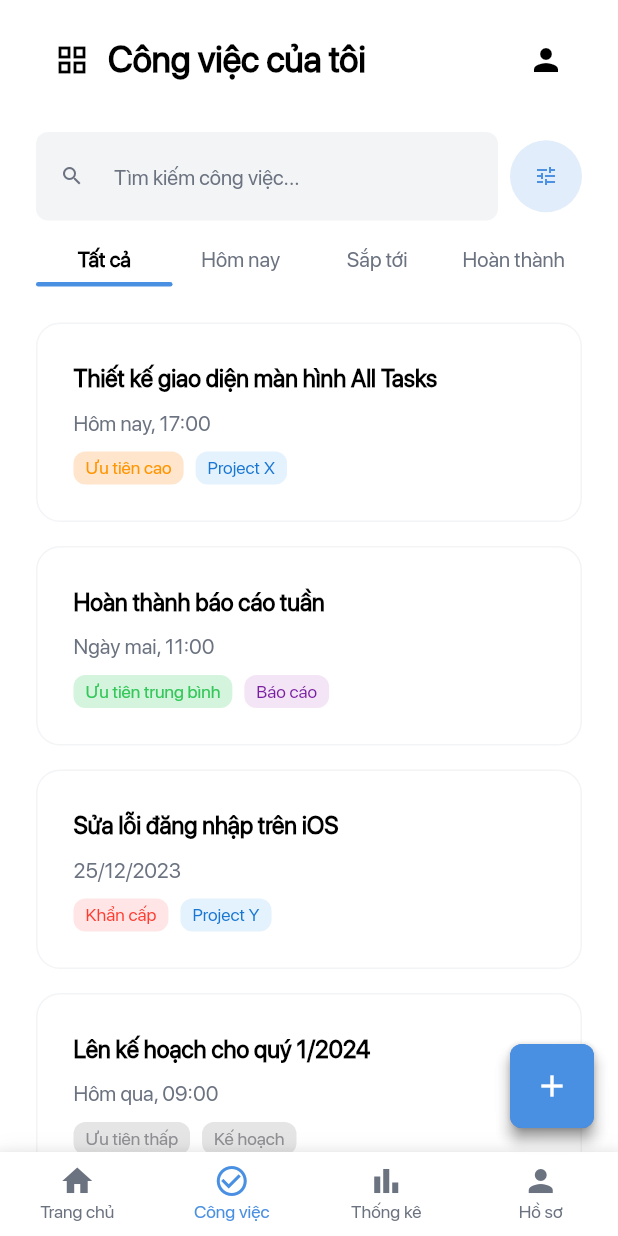
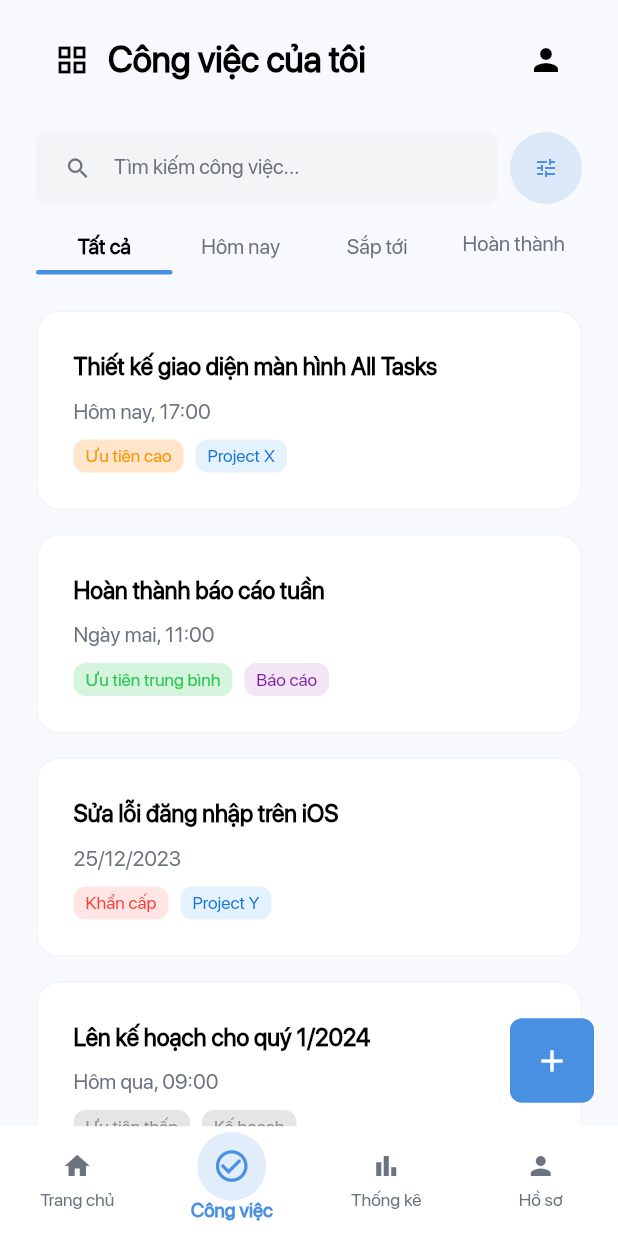
Before and after one commit to huynhkhuanit/task_management_app, a Flutter app: the HomeScreen screen opened directly, item 2 of the bottom bar chosen, on a phone screen of 412 x 824 dp. Run offline on Flutter 3.47's test engine with Material 3 defaults, Android fonts, the phone set to English and light mode, and no system bars.

Commit message:
Refactor HomeScreen and TasksScreen layout; enhance bottom navigation bar with animated icons and search functionality

```diff
--- a/lib/screens/home_screen.dart
+++ b/lib/screens/home_screen.dart
@@ -245,6 +245,7 @@ class _HomeScreenState extends State<HomeScreen> {
                 // TODO: Add new task
               },
               backgroundColor: AppColors.primary,
+              elevation: 0,
               child: const Icon(Icons.add, color: AppColors.white),
             )
           : _currentIndex == 0
@@ -253,6 +254,7 @@ class _HomeScreenState extends State<HomeScreen> {
                     // TODO: Add new task
                   },
                   backgroundColor: AppColors.primary,
+                  elevation: 0,
                   child: const Icon(Icons.add, color: AppColors.white),
                 )
               : null,
@@ -295,7 +297,8 @@ class _HomeScreenState extends State<HomeScreen> {
     final minute = task.time.minute;
     final period = hour >= 12 ? 'PM' : 'AM';
     final displayHour = hour > 12 ? hour - 12 : (hour == 0 ? 12 : hour);
-    final timeString = '${displayHour.toString().padLeft(2, '0')}:${minute.toString().padLeft(2, '0')} $period';
+    final timeString =
+        '${displayHour.toString().padLeft(2, '0')}:${minute.toString().padLeft(2, '0')} $period';
 
     return Container(
       margin: const EdgeInsets.only(bottom: AppDimensions.paddingMedium),
@@ -317,9 +320,8 @@ class _HomeScreenState extends State<HomeScreen> {
                     title: task.title,
                     project: task.project,
                     time: task.time,
-                    status: isCompleted
-                        ? TaskStatus.pending
-                        : TaskStatus.completed,
+                    status:
+                        isCompleted ? TaskStatus.pending : TaskStatus.completed,
                   );
                 }
               });
@@ -331,9 +333,7 @@ class _HomeScreenState extends State<HomeScreen> {
                 shape: BoxShape.circle,
                 color: isCompleted ? AppColors.primary : Colors.transparent,
                 border: Border.all(
-                  color: isCompleted
-                      ? AppColors.primary
-                      : AppColors.greyLight,
+                  color: isCompleted ? AppColors.primary : AppColors.greyLight,
                   width: 2,
                 ),
               ),
@@ -354,11 +354,13 @@ class _HomeScreenState extends State<HomeScreen> {
               children: [
                 Text(
                   task.title,
-                  style: R.styles.body(
+                  style: R.styles
+                      .body(
                         size: 16,
                         weight: FontWeight.w500,
                         color: AppColors.black,
-                  ).copyWith(
+                      )
+                      .copyWith(
                         decoration: isCompleted
                             ? TextDecoration.lineThrough
                             : TextDecoration.none,
--- a/lib/screens/tasks_screen.dart
+++ b/lib/screens/tasks_screen.dart
@@ -20,6 +20,7 @@ class _TasksScreenState extends State<TasksScreen> {
   int _currentIndex = 1; // Tasks tab is selected
   int _selectedCategoryIndex = 0; // "Tất cả" is selected
   final TextEditingController _searchController = TextEditingController();
+  final FocusNode _searchFocusNode = FocusNode();
 
   final List<String> _categories = [
     'Tất cả',
@@ -215,10 +216,30 @@ class _TasksScreenState extends State<TasksScreen> {
   }
 
   @override
+  void initState() {
+    super.initState();
+    _searchFocusNode.addListener(() {
+      setState(() {}); // Update UI when focus changes
+    });
+  }
+
+  @override
+  void dispose() {
+    _searchController.dispose();
+    _searchFocusNode.dispose();
+    super.dispose();
+  }
+
+  @override
   Widget build(BuildContext context) {
     return Scaffold(
-      backgroundColor: AppColors.white,
-      body: SafeArea(
+      backgroundColor: const Color(0xFFF7F9FC),
+      body: GestureDetector(
+        onTap: () {
+          // Unfocus search bar when tapping outside
+          _searchFocusNode.unfocus();
+        },
+        child: SafeArea(
           child: Column(
             children: [
               // Header
@@ -275,15 +296,31 @@ class _TasksScreenState extends State<TasksScreen> {
                     // Search bar
                     Expanded(
                       child: Container(
+                        height: 48,
+                        padding: const EdgeInsets.symmetric(
+                          horizontal: AppDimensions.paddingSmall,
+                        ),
                         decoration: BoxDecoration(
                           color: AppColors.greyLight,
                           borderRadius: BorderRadius.circular(
                             AppDimensions.borderRadiusMedium,
                           ),
+                          border: _searchFocusNode.hasFocus
+                              ? Border.all(
+                                  color: AppColors.primary,
+                                  width: 1.5,
+                                )
+                              : null,
                         ),
                         child: TextField(
                           controller: _searchController,
+                          focusNode: _searchFocusNode,
                           onChanged: (_) => setState(() {}),
+                          textAlignVertical: TextAlignVertical.center,
+                          style: R.styles.body(
+                            size: 14,
+                            color: AppColors.black,
+                          ),
                           decoration: InputDecoration(
                             hintText: 'Tìm kiếm công việc...',
                             hintStyle: R.styles.body(
@@ -293,13 +330,19 @@ class _TasksScreenState extends State<TasksScreen> {
                             prefixIcon: const Icon(
                               Icons.search,
                               color: AppColors.grey,
-                            size: AppDimensions.iconSmall,
+                              size: 18,
+                            ),
+                            prefixIconConstraints: const BoxConstraints(
+                              minWidth: 40,
+                              minHeight: 48,
                             ),
                             border: InputBorder.none,
-                          contentPadding: const EdgeInsets.symmetric(
-                            horizontal: AppDimensions.paddingMedium,
-                            vertical: AppDimensions.paddingMedium,
-                          ),
+                            enabledBorder: InputBorder.none,
+                            focusedBorder: InputBorder.none,
+                            disabledBorder: InputBorder.none,
+                            contentPadding:
+                                const EdgeInsets.symmetric(vertical: 14),
+                            isDense: false,
                           ),
                         ),
                       ),
@@ -333,7 +376,12 @@ class _TasksScreenState extends State<TasksScreen> {
                   horizontal: AppDimensions.paddingLarge,
                   vertical: AppDimensions.paddingSmall,
                 ),
-              child: Row(
+                child: LayoutBuilder(
+                  builder: (context, constraints) {
+                    final tabWidth = constraints.maxWidth / _categories.length;
+                    return Column(
+                      children: [
+                        Row(
                           children: List.generate(
                             _categories.length,
                             (index) => Expanded(
@@ -345,8 +393,10 @@ class _TasksScreenState extends State<TasksScreen> {
                                 },
                                 child: Column(
                                   children: [
-                          Text(
-                            _categories[index],
+                                    AnimatedDefaultTextStyle(
+                                      duration:
+                                          const Duration(milliseconds: 200),
+                                      curve: Curves.easeInOut,
                                       style: R.styles.body(
                                         size: 14,
                                         weight: _selectedCategoryIndex == index
@@ -356,23 +406,40 @@ class _TasksScreenState extends State<TasksScreen> {
                                             ? AppColors.black
                                             : AppColors.grey,
                                       ),
+                                      child: Text(_categories[index]),
                                     ),
-                          const SizedBox(height: 4),
-                          if (_selectedCategoryIndex == index)
-                            Container(
-                              height: 3,
-                              decoration: BoxDecoration(
-                                color: AppColors.primary,
-                                borderRadius: BorderRadius.circular(2),
-                              ),
-                            )
-                          else
-                            const SizedBox(height: 3),
+                                    const SizedBox(height: 7),
                                   ],
                                 ),
                               ),
                             ),
                           ),
+                        ),
+                        Stack(
+                          children: [
+                            Container(
+                              height: 3,
+                              color: Colors.transparent,
+                            ),
+                            AnimatedPositioned(
+                              duration: const Duration(milliseconds: 300),
+                              curve: Curves.easeInOut,
+                              left: _selectedCategoryIndex * tabWidth,
+                              bottom: 0,
+                              width: tabWidth,
+                              height: 3,
+                              child: Container(
+                                decoration: BoxDecoration(
+                                  color: AppColors.primary,
+                                  borderRadius: BorderRadius.circular(2),
+                                ),
+                              ),
+                            ),
+                          ],
+                        ),
+                      ],
+                    );
+                  },
                 ),
               ),
               // Task List
@@ -392,6 +459,7 @@ class _TasksScreenState extends State<TasksScreen> {
             ],
           ),
         ),
+      ),
       bottomNavigationBar: widget.showBottomNavigationBar
           ? CustomBottomNavigationBar(
               currentIndex: _currentIndex,
@@ -408,6 +476,7 @@ class _TasksScreenState extends State<TasksScreen> {
           // TODO: Add new task
         },
         backgroundColor: AppColors.primary,
+        elevation: 0,
         child: const Icon(Icons.add, color: AppColors.white),
       ),
     );
--- a/lib/widgets/bottom_navigation_bar.dart
+++ b/lib/widgets/bottom_navigation_bar.dart
@@ -12,18 +12,36 @@ class CustomBottomNavigationBar extends StatelessWidget {
     required this.onTap,
   }) : super(key: key);
 
+  Widget _buildIcon(IconData icon, bool isSelected, int index) {
+    return AnimatedScale(
+      duration: const Duration(milliseconds: 300),
+      curve: Curves.easeInOut,
+      scale: isSelected ? 1.15 : 1.0,
+      child: AnimatedContainer(
+        duration: const Duration(milliseconds: 300),
+        curve: Curves.easeInOut,
+        width: isSelected ? 40 : 24,
+        height: isSelected ? 40 : 24,
+        decoration: BoxDecoration(
+          color: isSelected
+              ? AppColors.primaryLight.withOpacity(0.2)
+              : Colors.transparent,
+          shape: BoxShape.circle,
+        ),
+        child: Icon(
+          icon,
+          color: isSelected ? AppColors.primary : AppColors.grey,
+          size: isSelected ? 22 : 20,
+        ),
+      ),
+    );
+  }
+
   @override
   Widget build(BuildContext context) {
     return Container(
-      decoration: BoxDecoration(
+      decoration: const BoxDecoration(
         color: AppColors.white,
-        boxShadow: [
-          BoxShadow(
-            color: Colors.black.withOpacity(0.05),
-            blurRadius: 10,
-            offset: const Offset(0, -2),
-          ),
-        ],
       ),
       child: BottomNavigationBar(
         currentIndex: currentIndex,
@@ -32,29 +50,34 @@ class CustomBottomNavigationBar extends StatelessWidget {
         backgroundColor: AppColors.white,
         selectedItemColor: AppColors.primary,
         unselectedItemColor: AppColors.grey,
+        elevation: 0,
         selectedLabelStyle: R.styles.body(
-          size: 12,
-          weight: FontWeight.w500,
+          size: 13,
+          weight: FontWeight.w600,
         ),
         unselectedLabelStyle: R.styles.body(
           size: 12,
           weight: FontWeight.w400,
         ),
-        items: const [
+        items: [
           BottomNavigationBarItem(
-            icon: Icon(Icons.home),
+            icon: _buildIcon(Icons.home, false, 0),
+            activeIcon: _buildIcon(Icons.home, true, 0),
             label: 'Trang chủ',
           ),
           BottomNavigationBarItem(
-            icon: Icon(Icons.check_circle_outline),
+            icon: _buildIcon(Icons.check_circle_outline, false, 1),
+            activeIcon: _buildIcon(Icons.check_circle_outline, true, 1),
             label: 'Công việc',
           ),
           BottomNavigationBarItem(
-            icon: Icon(Icons.bar_chart),
+            icon: _buildIcon(Icons.bar_chart, false, 2),
+            activeIcon: _buildIcon(Icons.bar_chart, true, 2),
             label: 'Thống kê',
           ),
           BottomNavigationBarItem(
-            icon: Icon(Icons.person),
+            icon: _buildIcon(Icons.person, false, 3),
+            activeIcon: _buildIcon(Icons.person, true, 3),
             label: 'Hồ sơ',
           ),
         ],
```
Lines whose indentation alone changed are shown as unchanged.
